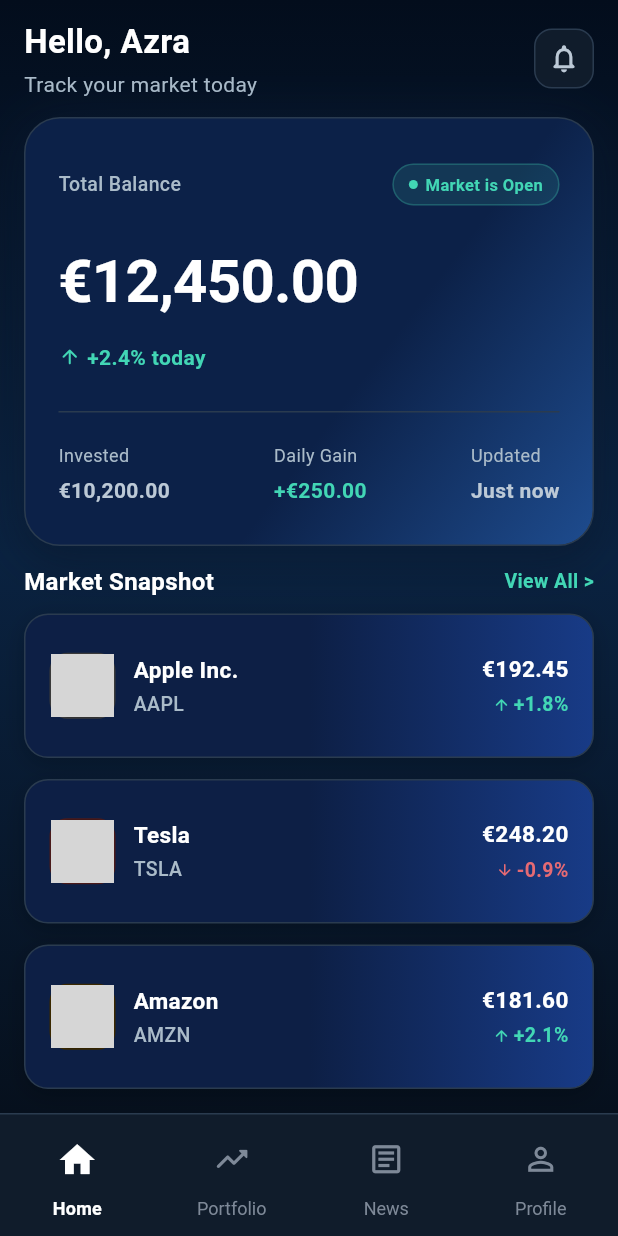
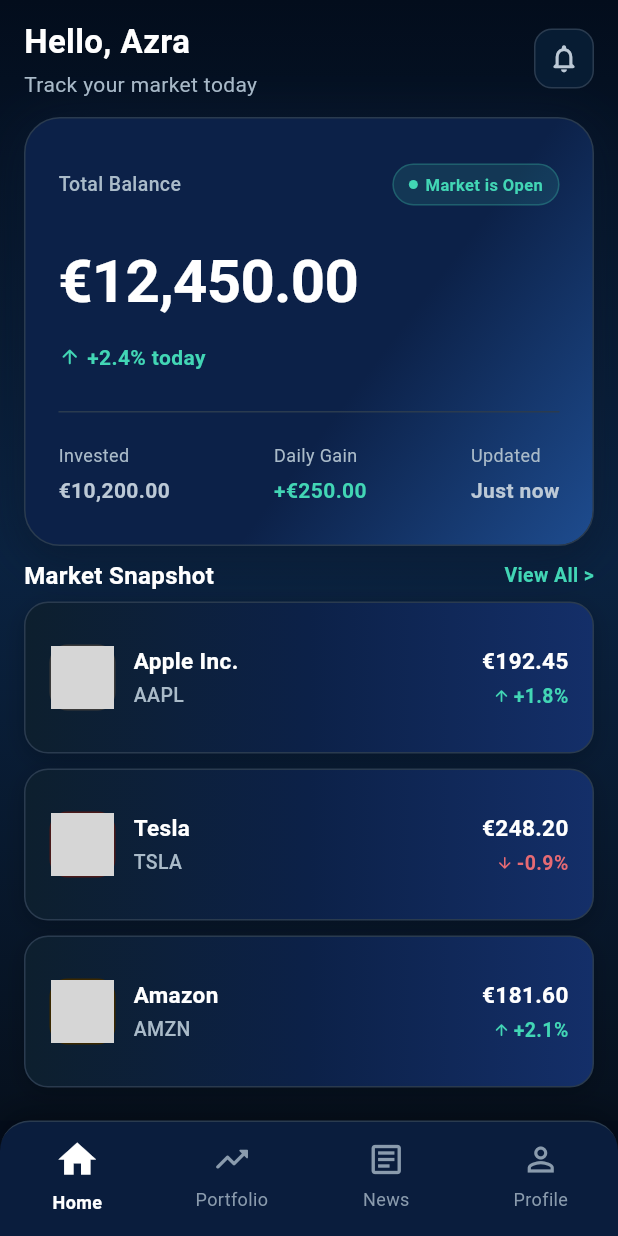
Before and after one commit to azraozdas/clarivo, a Flutter app: the screen it shows after launch, on a phone screen of 412 x 824 dp. Run offline on Flutter 3.47's test engine with Material 3 defaults, Android fonts, the phone set to English and light mode, and no system bars; grey boxes are pictures that could not be loaded.

Commit message:
design fixing

```diff
--- a/lib/screens/home_screen.dart
+++ b/lib/screens/home_screen.dart
@@ -2,7 +2,7 @@ import 'package:flutter/material.dart';
 
 
 const Color kBackground  = Color(0xFF030D1C);
-const Color kCard        = Color(0xFF101C2B);
+const Color kCard        = Color(0xFF071C33);
 const Color kAccent      = Color(0xFF42D6B5);
 const Color kPositive    = Color(0xFF42D6B5);
 const Color kNegative    = Color(0xFFE66A73);
@@ -54,9 +54,9 @@ class _HomeScreenState extends State<HomeScreen> {
                 const _HeaderSection(),
                 const SizedBox(height: 12),
                 const _BalanceCard(),
-                const SizedBox(height: 12),
+                const SizedBox(height: 8),
                 const _MarketSnapshotHeader(),
-                const SizedBox(height: 10),
+                const SizedBox(height: 6),
                 Expanded(
                   child: Column(
                     children: [
@@ -73,7 +73,7 @@ class _HomeScreenState extends State<HomeScreen> {
                           logoAsset: 'assets/apple.png',
                         ),
                       ),
-                      const SizedBox(height: 14),
+                      const SizedBox(height: 10),
                       Expanded(
                         child: _StockCard(
                           name: 'Tesla',
@@ -87,7 +87,7 @@ class _HomeScreenState extends State<HomeScreen> {
                           logoAsset: 'assets/tesla.png',
                         ),
                       ),
-                      const SizedBox(height: 14),
+                      const SizedBox(height: 10),
                       Expanded(
                         child: _StockCard(
                           name: 'Amazon',
@@ -101,7 +101,7 @@ class _HomeScreenState extends State<HomeScreen> {
                           logoAsset: 'assets/amazon.png',
                         ),
                       ),
-                      const SizedBox(height: 16),
+                      const SizedBox(height: 22),
                     ],
                   ),
                 ),
@@ -416,9 +416,9 @@ class _StockCard extends StatelessWidget {
           begin: Alignment.centerLeft,
           end: Alignment.centerRight,
           colors: [
-            Color(0xFF0D1F45),
-            Color(0xFF0D1F45),
-            Color(0xFF183B87),
+            Color(0xFF0D1F2E),
+            Color(0xFF0C2148),
+            Color(0xFF142F69),
           ],
           stops: [0.0, 0.5, 1.0],
         ),
@@ -540,14 +540,25 @@ class _BottomNavBar extends StatelessWidget {
   @override
   Widget build(BuildContext context) {
     return Container(
-      decoration: const BoxDecoration(
-        color: kCard,
-        border: Border(top: BorderSide(color: kBorder, width: 1)),
+      decoration: BoxDecoration(
+        color: const Color(0xFF0A1D3D),
+        borderRadius: const BorderRadius.only(
+          topLeft: Radius.circular(20),
+          topRight: Radius.circular(20),
+        ),
+        border: const Border(top: BorderSide(color: kBorder, width: 1)),
+        boxShadow: const [
+          BoxShadow(
+            color: Color(0x55000000),
+            blurRadius: 18,
+            offset: Offset(0, -4),
+          ),
+        ],
       ),
       child: SafeArea(
         top: false,
         child: Padding(
-          padding: const EdgeInsets.symmetric(vertical: 6),
+          padding: const EdgeInsets.symmetric(vertical: 10),
           child: Row(
             children: [
               _NavItem(
@@ -610,32 +621,33 @@ class _NavItem extends StatelessWidget {
   @override
   Widget build(BuildContext context) {
     final bool isSelected = index == selectedIndex;
-    final Color itemColor = isSelected ? kTextMain : kNavInactive;
+    final Color itemColor = isSelected ? kTextMain : const Color(0xFF8A9BAD);
 
     return Expanded(
+      child: GestureDetector(
+        onTap: () => onTap(index),
+        behavior: HitTestBehavior.opaque,
         child: Column(
           mainAxisSize: MainAxisSize.min,
           children: [
-          IconButton(
-            onPressed: () => onTap(index),
-            iconSize: isSelected ? 28 : 25,
-            icon: Icon(
+            Icon(
               isSelected ? activeIcon : icon,
               color: itemColor,
+              size: isSelected ? 30 : 26,
             ),
-          ),
+            const SizedBox(height: 5),
             Text(
               label,
               style: TextStyle(
                 color: itemColor,
                 fontSize: 12,
                 fontWeight: isSelected ? FontWeight.w600 : FontWeight.w400,
-              letterSpacing: isSelected ? 0.2 : 0.0,
               ),
             ),
             const SizedBox(height: 4),
           ],
         ),
+      ),
     );
   }
 }
```
Lines whose indentation alone changed are shown as unchanged.
